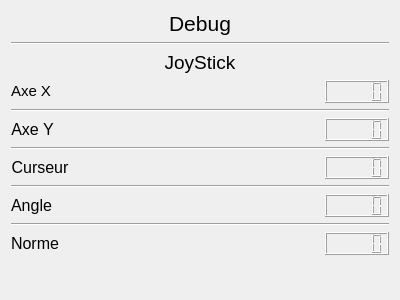
Before: the Qt Designer form debug.ui in xdbob/Sphero, drawn with Qt 5.
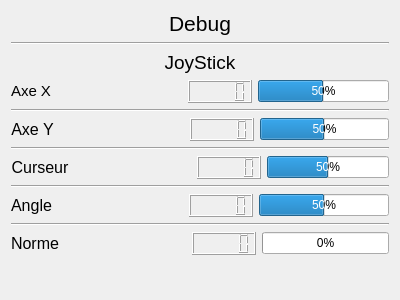
After: the same form once the commit is applied.

Commit message: Ajout de ProgressBars dans le module debug pour visualiser les differentes valeures du JoyStick. Optimisation de l'algorithme de calcul de l'angle du JoyStick. Ajout des fichiers types .db (caches) au .gitignore.

The edit to the form file:
```diff
--- a/debug.ui
+++ b/debug.ui
@@ -76,6 +76,16 @@
        </property>
       </widget>
      </item>
+     <item>
+      <widget class="QProgressBar" name="progressX">
+       <property name="minimum">
+        <number>-100</number>
+       </property>
+       <property name="value">
+        <number>0</number>
+       </property>
+      </widget>
+     </item>
     </layout>
    </item>
    <item>
@@ -114,6 +124,16 @@
      <item>
       <widget class="QLCDNumber" name="AxeY"/>
      </item>
+     <item>
+      <widget class="QProgressBar" name="progressY">
+       <property name="minimum">
+        <number>-100</number>
+       </property>
+       <property name="value">
+        <number>0</number>
+       </property>
+      </widget>
+     </item>
     </layout>
    </item>
    <item>
@@ -152,6 +172,16 @@
      <item>
       <widget class="QLCDNumber" name="Curseur"/>
      </item>
+     <item>
+      <widget class="QProgressBar" name="progressCurseur">
+       <property name="minimum">
+        <number>-100</number>
+       </property>
+       <property name="value">
+        <number>0</number>
+       </property>
+      </widget>
+     </item>
     </layout>
    </item>
    <item>
@@ -190,6 +220,19 @@
      <item>
       <widget class="QLCDNumber" name="Angle"/>
      </item>
+     <item>
+      <widget class="QProgressBar" name="progressA">
+       <property name="minimum">
+        <number>-180</number>
+       </property>
+       <property name="maximum">
+        <number>180</number>
+       </property>
+       <property name="value">
+        <number>0</number>
+       </property>
+      </widget>
+     </item>
     </layout>
    </item>
    <item>
@@ -228,6 +271,19 @@
      <item>
       <widget class="QLCDNumber" name="Norme"/>
      </item>
+     <item>
+      <widget class="QProgressBar" name="progressN">
+       <property name="minimum">
+        <number>0</number>
+       </property>
+       <property name="maximum">
+        <number>141</number>
+       </property>
+       <property name="value">
+        <number>0</number>
+       </property>
+      </widget>
+     </item>
     </layout>
    </item>
    <item>
```
The commit also changes 3 other files.
